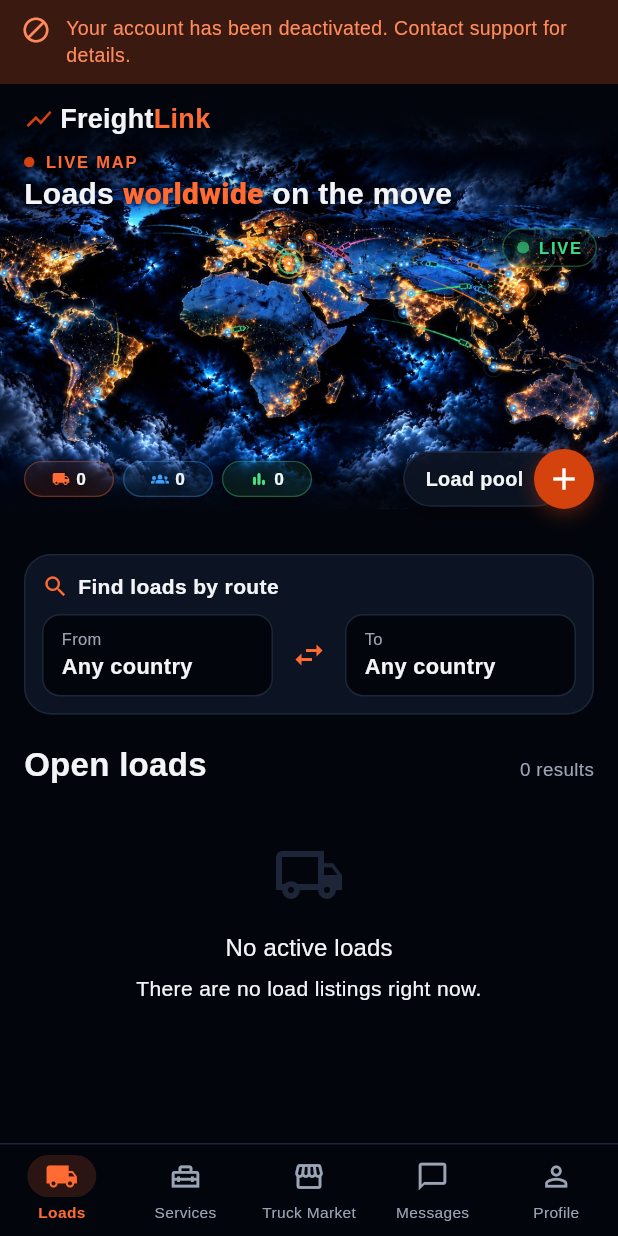
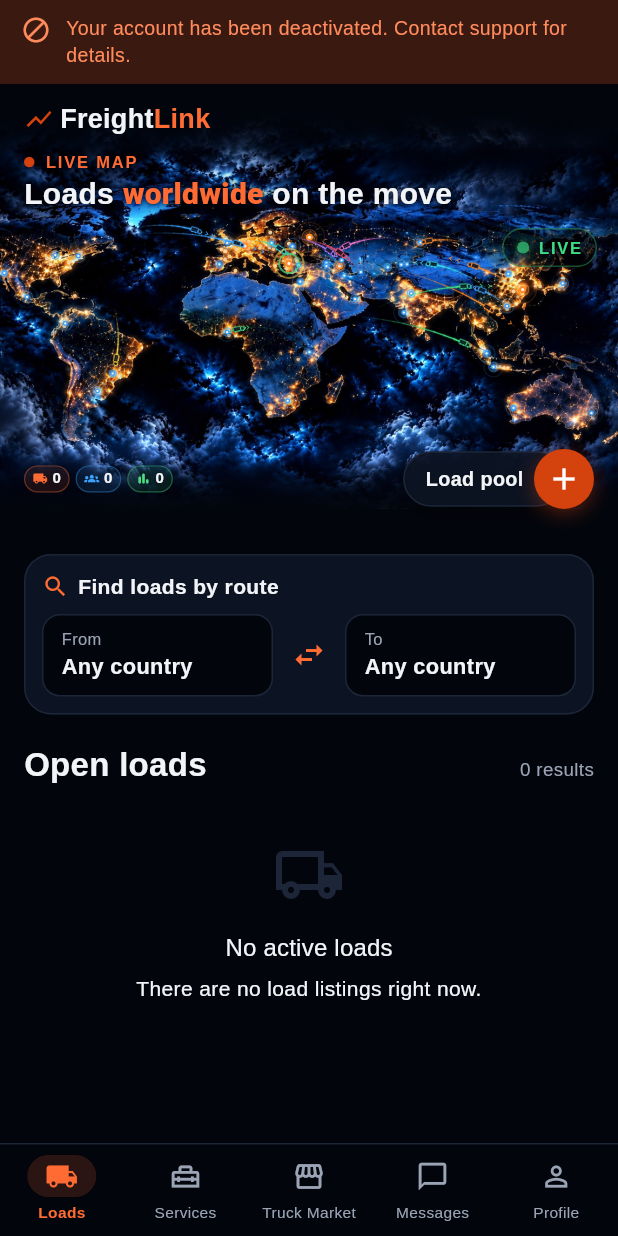
Before and after one commit to xalid9111/freightlink-test, a Flutter app: the screen it shows once a user with an empty profile is signed in, on a phone screen of 412 x 824 dp. Run offline on Flutter 3.47's test engine with Material 3 defaults, Android fonts, the phone set to English and light mode, and no system bars; our stand-ins replace audioplayers, equatable, file_picker, flutter_dotenv, flutter_map, flutter_riverpod and 8 more; missing offline and left inert: dart:js_interop, record; accounts and stored records are empty; network calls fail; project files that could hold a hidden picture were left out.

Commit message:
Loads (phone): 'Yük hovuzu' on one line, counters half the size
Co-Authored-By: Claude Opus 5.5 <noreply@anthropic.com>
Claude-Session: https://claude.ai/code/session_01TwoedHDaZ4iZm6AS71Mrpj

```diff
--- a/lib/features/cargo/presentation/cargo_marketplace_screen.dart
+++ b/lib/features/cargo/presentation/cargo_marketplace_screen.dart
@@ -313,14 +313,14 @@ class _Hero extends ConsumerWidget {
                   label: strings.t('home_stat_active'),
                   onTap: () => _scrollToFeed(),
                 ),
-                const SizedBox(width: 6),
+                const SizedBox(width: 4),
                 _StatCard(
                   icon: Icons.groups_2,
                   color: AppColors.blue,
                   value: ref.watch(activeCarriersCountProvider).whenOrNull(data: (n) => '$n') ?? '—',
                   label: strings.t('home_stat_carriers'),
                 ),
-                const SizedBox(width: 6),
+                const SizedBox(width: 4),
                 _StatCard(
                   icon: Icons.bar_chart_rounded,
                   color: AppColors.online,
@@ -330,7 +330,7 @@ class _Hero extends ConsumerWidget {
                 ),
                 // "Yük hovuzu" (+) — the add-load button (same form:
                 // /cargo/create), in line with the counters, right-aligned
-                // (owner, 21.10.2026); with a large text size its label wraps.
+                // (owner, 21.10.2026); one line, shrinks on a narrow screen.
                 const SizedBox(width: 8),
                 Expanded(
                   child: Align(
@@ -502,9 +502,14 @@ class _AddLoadButton extends StatelessWidget {
                   border: Border.all(color: AppColors.line),
                   boxShadow: [BoxShadow(color: Colors.black.withValues(alpha: 0.45), blurRadius: 12, offset: const Offset(0, 4))],
                 ),
-                child: Text(label,
-                    textAlign: TextAlign.end,
-                    style: TextStyle(fontSize: 13.2, color: AppColors.text, fontWeight: FontWeight.w800)),
+                // One line ("Yük hovuzu" side by side); shrinks instead of wrapping.
+                child: FittedBox(
+                  fit: BoxFit.scaleDown,
+                  child: Text(label,
+                      maxLines: 1,
+                      softWrap: false,
+                      style: TextStyle(fontSize: 13.2, color: AppColors.text, fontWeight: FontWeight.w800)),
+                ),
               ),
             ),
             Container(
@@ -544,9 +549,10 @@ class _StatCard extends StatelessWidget {
           borderRadius: BorderRadius.circular(12),
           onTap: onTap,
           child: Container(
-            height: 24,
-            constraints: const BoxConstraints(minWidth: 60),
-            padding: const EdgeInsets.symmetric(horizontal: 7),
+            // Half the earlier size (owner, 21.10.2026); the number stays readable.
+            height: 18,
+            constraints: const BoxConstraints(minWidth: 30),
+            padding: const EdgeInsets.symmetric(horizontal: 5),
             decoration: BoxDecoration(
               color: color.withValues(alpha: 0.10),
               borderRadius: BorderRadius.circular(12),
@@ -556,10 +562,10 @@ class _StatCard extends StatelessWidget {
               mainAxisSize: MainAxisSize.min,
               mainAxisAlignment: MainAxisAlignment.center,
               children: [
-                Icon(icon, size: 12, color: color),
-                const SizedBox(width: 4),
+                Icon(icon, size: 10, color: color),
+                const SizedBox(width: 3),
                 Text(value,
-                    style: TextStyle(fontSize: 11.5, fontWeight: FontWeight.w800, color: AppColors.text, height: 1)),
+                    style: TextStyle(fontSize: 10, fontWeight: FontWeight.w800, color: AppColors.text, height: 1)),
               ],
             ),
           ),
```
